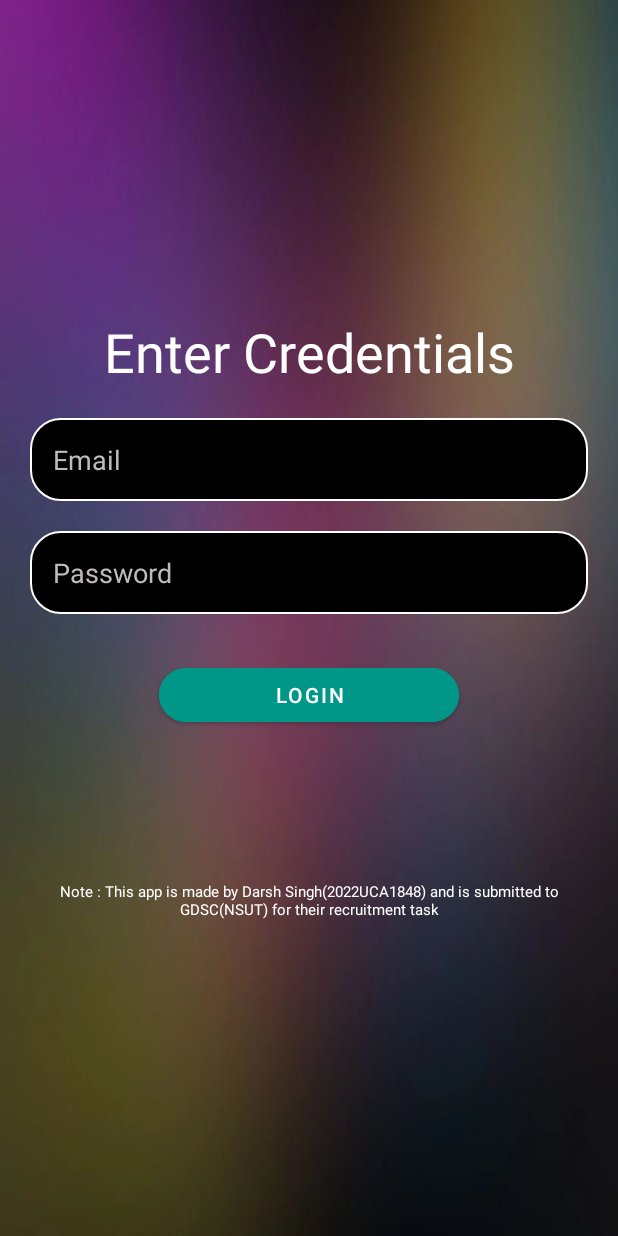
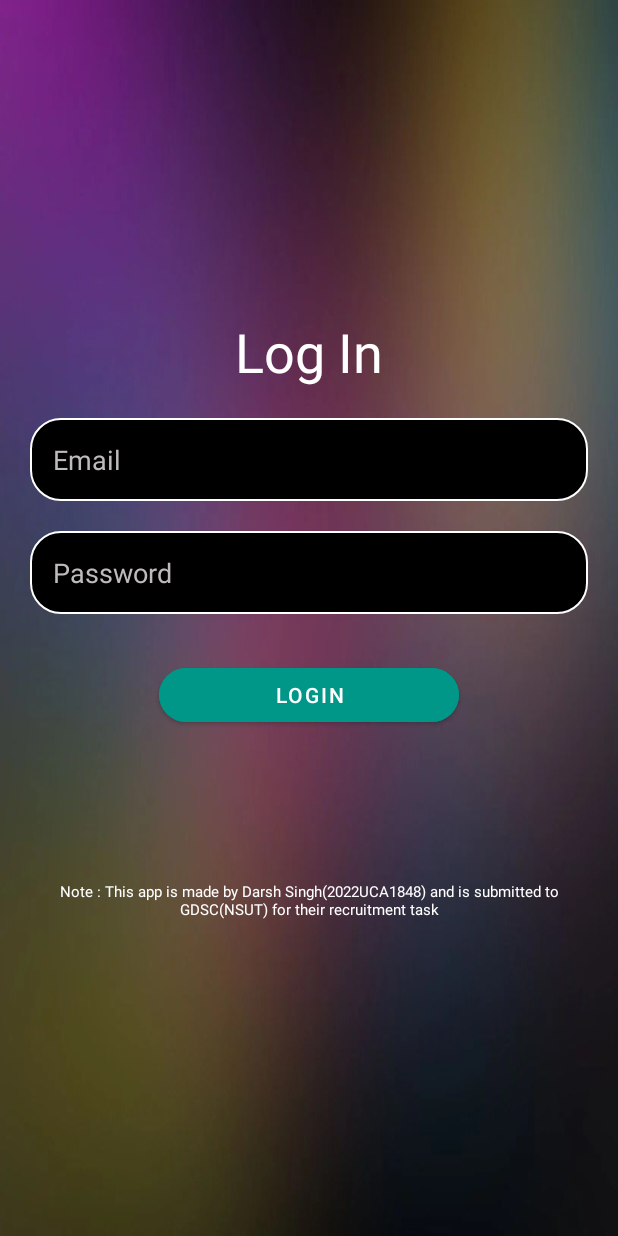
Before and after one commit to darshsingh116/PassKeep, an Android app: the screen it shows after launch (Authentication), on a phone screen of 412 x 824 dp. Run offline under Robolectric (Android 15) with nearby library versions, the phone set to English and light mode, and no system bars; our stand-ins replace Room's generated code.

Commit message:
plat final commit , changed a text

```diff
--- a/app/src/main/res/layout/activity_authentication.xml
+++ b/app/src/main/res/layout/activity_authentication.xml
@@ -15,7 +15,7 @@
         android:layout_height="wrap_content"
         android:fontFamily="sans-serif"
         android:gravity="center"
-        android:text="Enter Credentials"
+        android:text="Log In"
         android:textColor="@color/white"
         android:textSize="36sp" />
 
```
